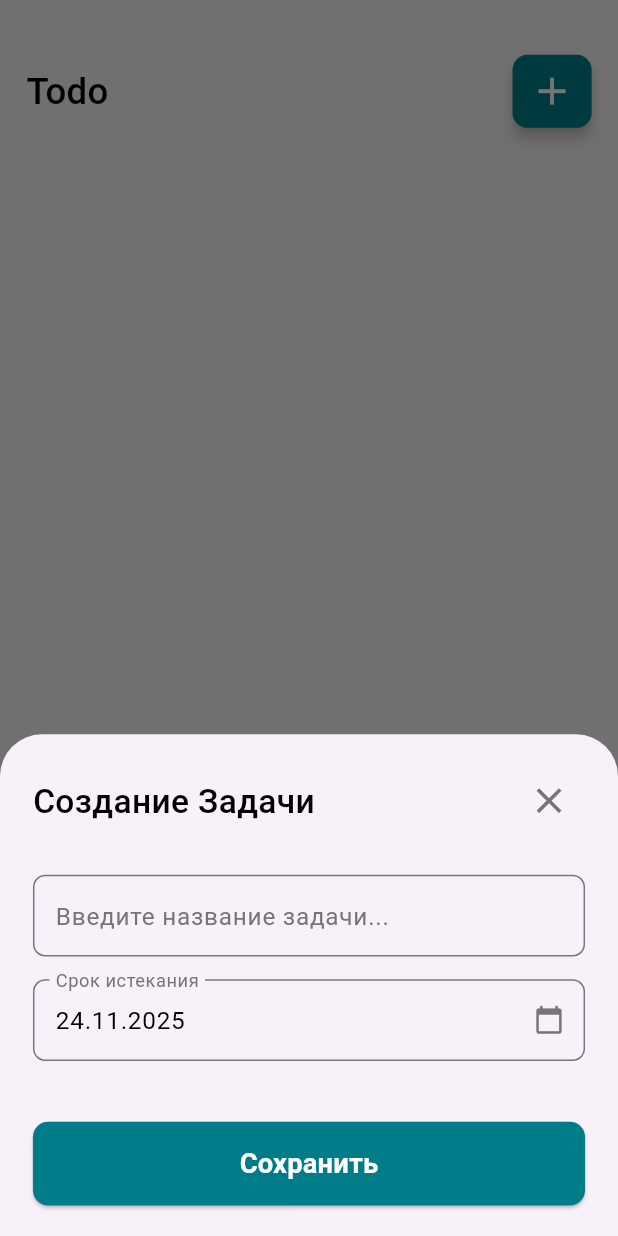
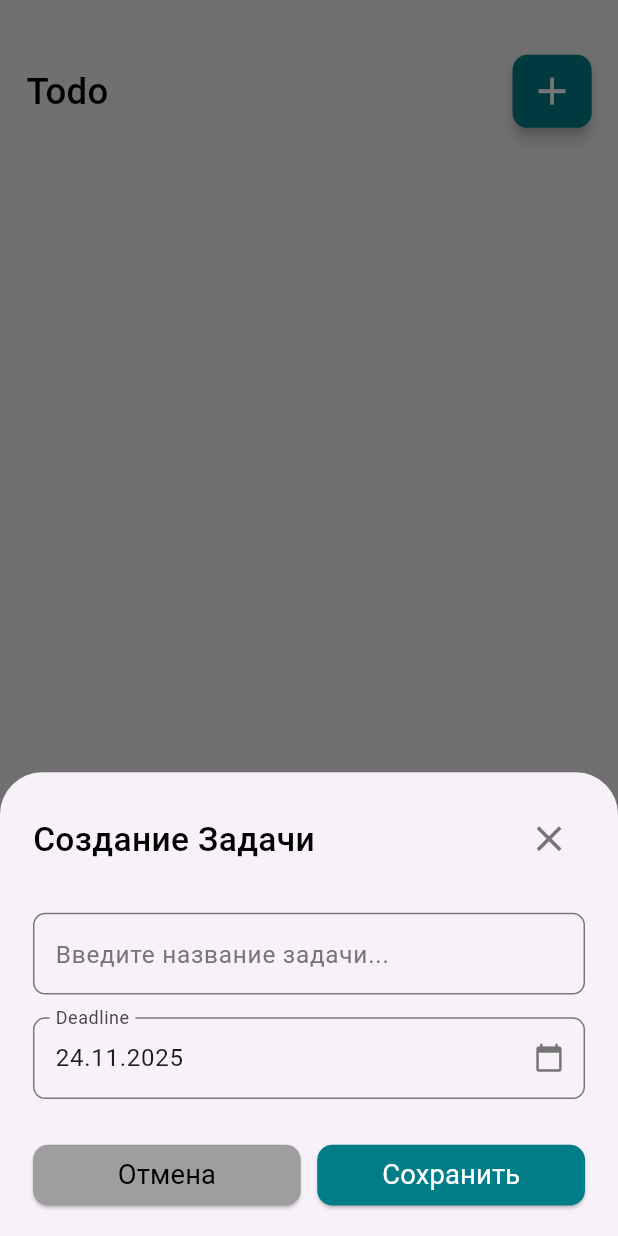
Before and after one commit to AbrorAzizov/Todo_Test, a Flutter app: the screen it shows after launch, after a tap on the "add" icon, on a phone screen of 412 x 824 dp. Run offline on Flutter 3.47's test engine with Material 3 defaults, Android fonts, the phone set to English and light mode, and no system bars; our stand-ins replace flutter_bloc, flutter_screenutil, get_it, hive, hive_flutter; accounts and stored records are empty; generated files the repository leaves out were written again.

Commit message:
UI widgets divided

```diff
--- a/lib/features/home/presentation/pages/home_page.dart
+++ b/lib/features/home/presentation/pages/home_page.dart
@@ -2,8 +2,6 @@ import 'package:flutter/material.dart';
 import 'package:flutter_screenutil/flutter_screenutil.dart';
 import 'package:new_flutter_projects/features/home/presentation/widgets/ad_task_form.dart';
 import 'package:new_flutter_projects/features/home/presentation/widgets/add_button.dart';
-
-// Предполагаем, что AppStrings и AppStyles доступны
 import '../../../../core/constants/app_strings.dart';
 import '../../../../core/constants/text_styles.dart';
 
--- a/lib/features/home/presentation/widgets/ad_task_form.dart
+++ b/lib/features/home/presentation/widgets/ad_task_form.dart
@@ -1,9 +1,10 @@
 import 'package:flutter/material.dart';
-import 'package:flutter/cupertino.dart';
 import 'package:flutter_screenutil/flutter_screenutil.dart';
-
+import 'package:new_flutter_projects/features/home/presentation/widgets/cancel_button.dart';
+import 'package:new_flutter_projects/features/home/presentation/widgets/save_button.dart';
 import '../../../../core/constants/app_strings.dart';
 import '../../../../core/constants/text_styles.dart';
+import 'custom_date_picker.dart';
 
 class AddTaskForm extends StatefulWidget {
   const AddTaskForm({super.key});
@@ -29,55 +30,6 @@ class _AddTaskFormState extends State<AddTaskForm> {
     _deadlineController.text = '${date.day}.${date.month}.${date.year}';
   }
 
-  // Функция для показа CupertinoDatePicker
-  void _showDatePickerSheet(BuildContext context) {
-    showModalBottomSheet(
-      context: context,
-      builder: (BuildContext context) {
-        return Container(
-          height: 250.h,
-          color: Colors.white,
-          child: Column(
-            children: [
-              // Кнопка "Готово" для закрытия
-              SizedBox(
-                height: 40.h,
-                child: Row(
-                  mainAxisAlignment: MainAxisAlignment.end,
-                  children: [
-                    CupertinoButton(
-                      padding: EdgeInsets.symmetric(horizontal: 20.w),
-                      onPressed: () => Navigator.pop(context),
-                      child: Text(
-                        'Готово',
-                        style: TextStyle(
-                            color: Colors.teal.shade500,
-                            fontWeight: FontWeight.bold),
-                      ),
-                    ),
-                  ],
-                ),
-              ),
-              // Сам CupertinoDatePicker
-              SizedBox(
-                height: 210.h,
-                child: CupertinoDatePicker(
-                  initialDateTime: _selectedDate,
-                  mode: CupertinoDatePickerMode.date,
-                  onDateTimeChanged: (DateTime newDate) {
-                    setState(() {
-                      _selectedDate = newDate;
-                      _updateDeadlineText(newDate);
-                    });
-                  },
-                ),
-              ),
-            ],
-          ),
-        );
-      },
-    );
-  }
 
   void _saveTask() {
     if (_taskController.text.isEmpty) {
@@ -86,7 +38,6 @@ class _AddTaskFormState extends State<AddTaskForm> {
       );
       return;
     }
-    // Здесь должна быть логика вызова AddTaskBloc
 
     Navigator.pop(context);
   }
@@ -138,46 +89,32 @@ class _AddTaskFormState extends State<AddTaskForm> {
           SizedBox(height: 15.h),
 
           // 2. Поле ввода срока истекания (Вызов Cupertino Date Picker)
-          GestureDetector(
-            onTap: () => _showDatePickerSheet(context),
-            child: AbsorbPointer(
-              child: TextField(
-                controller: _deadlineController,
-                style: AppStyles.inputFieldText,
-                decoration: InputDecoration(
-                  labelText: AppStrings.labelDeadline,
-                  labelStyle: AppStyles.inputFieldHint,
-                  border: OutlineInputBorder(borderRadius: BorderRadius.circular(8.r)),
-                  suffixIcon: Icon(Icons.calendar_today, size: 20.sp, color: Colors.grey.shade600),
-                  contentPadding: EdgeInsets.symmetric(vertical: 15.h, horizontal: 10.w),
-                ),
-              ),
-            ),
+          CustomDatePicker(
+            initialDate: _selectedDate,
+            controller: _deadlineController, // <-- pass controller
+            onDateChanged: (newDate) {
+              setState(() {
+                _selectedDate = newDate;
+                _updateDeadlineText(newDate);
+              });
+            },
           ),
-          SizedBox(height: 40.h),
+
+          SizedBox(height: 30.h),
 
           // Кнопка сохранения (точность Figma)
-          SizedBox(
-            width: double.infinity,
-            height: 55.h,
-            child: ElevatedButton(
-              onPressed: _saveTask,
-              style: ElevatedButton.styleFrom(
-                backgroundColor: const Color(0xFF007D88), // Ваш цвет #007D88
-                shape: RoundedRectangleBorder(
-                  borderRadius: BorderRadius.circular(10.r),
-                ),
+          Row(
+            children: [
+              Expanded(
+                child: CancelButton(callback: () => Navigator.pop(context)),
               ),
-              child: Text(
-                AppStrings.buttonSave,
-                style: AppStyles.statusTitle.copyWith(
-                    color: Colors.white,
-                    fontWeight: FontWeight.w700,
-                    fontSize: 18.sp
-                ),
+              SizedBox(width: 10.w),
+              Expanded(
+                child: SaveButton(callback: () => _saveTask()),
               ),
-            ),
-          ),
+            ],
+          )
+
         ],
       ),
     );
--- /dev/null
+++ b/lib/features/home/presentation/widgets/cancel_button.dart
@@ -0,0 +1,36 @@
+
+import 'package:flutter/material.dart';
+import 'package:flutter_screenutil/flutter_screenutil.dart';
+
+import '../../../../core/constants/app_strings.dart';
+import '../../../../core/constants/text_styles.dart';
+
+class CancelButton extends StatelessWidget {
+  final VoidCallback callback;
+  const CancelButton({super.key, required this.callback});
+
+  @override
+  Widget build(BuildContext context) {
+    return SizedBox(
+      width: double.infinity,
+      height: 40.h,
+      child: ElevatedButton(
+        onPressed: callback,
+        style: ElevatedButton.styleFrom(
+          backgroundColor:  Colors.grey,
+          shape: RoundedRectangleBorder(
+            borderRadius: BorderRadius.circular(10.r),
+          ),
+        ),
+        child: Text(
+          AppStrings.buttonCancel,
+          style: AppStyles.statusTitle.copyWith(
+              color: Colors.black,
+              fontWeight: FontWeight.w400,
+              fontSize: 18.sp
+          ),
+        ),
+      ),
+    );
+  }
+}
--- /dev/null
+++ b/lib/features/home/presentation/widgets/custom_date_picker.dart
@@ -0,0 +1,85 @@
+import 'package:flutter/cupertino.dart';
+import 'package:flutter/material.dart';
+import 'package:flutter_screenutil/flutter_screenutil.dart';
+
+class CustomDatePicker extends StatelessWidget {
+  final DateTime initialDate;
+  final ValueChanged<DateTime> onDateChanged;
+  final TextEditingController controller; // <-- declare the controller
+
+  CustomDatePicker({
+    super.key,
+    required this.initialDate,
+    required this.onDateChanged,
+    required this.controller, // <-- required in constructor
+  });
+
+  void _showDatePickerSheet(BuildContext context) {
+    showModalBottomSheet(
+      context: context,
+      isScrollControlled: true, // чтобы не перекрывала клавиатура
+      builder: (BuildContext context) {
+        return Container(
+          height: 250.h,
+          color: Colors.white,
+          child: Column(
+            children: [
+              SizedBox(
+                height: 40.h,
+                child: Row(
+                  mainAxisAlignment: MainAxisAlignment.end,
+                  children: [
+                    CupertinoButton(
+                      padding: EdgeInsets.symmetric(horizontal: 20.w),
+                      onPressed: () => Navigator.pop(context),
+                      child: Text(
+                        'Готово',
+                        style: TextStyle(
+                          color: Colors.teal.shade500,
+                          fontWeight: FontWeight.bold,
+                        ),
+                      ),
+                    ),
+                  ],
+                ),
+              ),
+              SizedBox(
+                height: 210.h,
+                child: CupertinoDatePicker(
+                  initialDateTime: initialDate,
+                  mode: CupertinoDatePickerMode.date,
+                  onDateTimeChanged: (newDate) {
+                    controller.text =
+                    '${newDate.day}.${newDate.month}.${newDate.year}';
+                    onDateChanged(newDate);
+                  },
+                ),
+              ),
+            ],
+          ),
+        );
+      },
+    );
+  }
+
+  @override
+  Widget build(BuildContext context) {
+    return GestureDetector(
+      onTap: () => _showDatePickerSheet(context),
+      child: AbsorbPointer(
+        child: TextField(
+          controller: controller, // <-- attach controller
+          decoration: InputDecoration(
+            labelText: 'Deadline',
+            suffixIcon: Icon(Icons.calendar_today,
+                size: 20.sp, color: Colors.grey.shade600),
+            border: OutlineInputBorder(
+                borderRadius: BorderRadius.circular(8.r)),
+            contentPadding:
+            EdgeInsets.symmetric(vertical: 15.h, horizontal: 10.w),
+          ),
+        ),
+      ),
+    );
+  }
+}
--- /dev/null
+++ b/lib/features/home/presentation/widgets/save_button.dart
@@ -0,0 +1,36 @@
+
+import 'package:flutter/material.dart';
+import 'package:flutter_screenutil/flutter_screenutil.dart';
+
+import '../../../../core/constants/app_strings.dart';
+import '../../../../core/constants/text_styles.dart';
+
+class SaveButton extends StatelessWidget {
+  final VoidCallback callback;
+  const SaveButton({super.key, required this.callback});
+
+  @override
+  Widget build(BuildContext context) {
+    return SizedBox(
+      width: double.infinity,
+      height: 40.h,
+      child: ElevatedButton(
+        onPressed: callback,
+        style: ElevatedButton.styleFrom(
+          backgroundColor: const Color(0xFF007D88),
+          shape: RoundedRectangleBorder(
+            borderRadius: BorderRadius.circular(10.r),
+          ),
+        ),
+        child: Text(
+          AppStrings.buttonSave,
+          style: AppStyles.statusTitle.copyWith(
+              color: Colors.white,
+              fontWeight: FontWeight.w400,
+              fontSize: 18.sp
+          ),
+        ),
+      ),
+    );
+  }
+}
```
